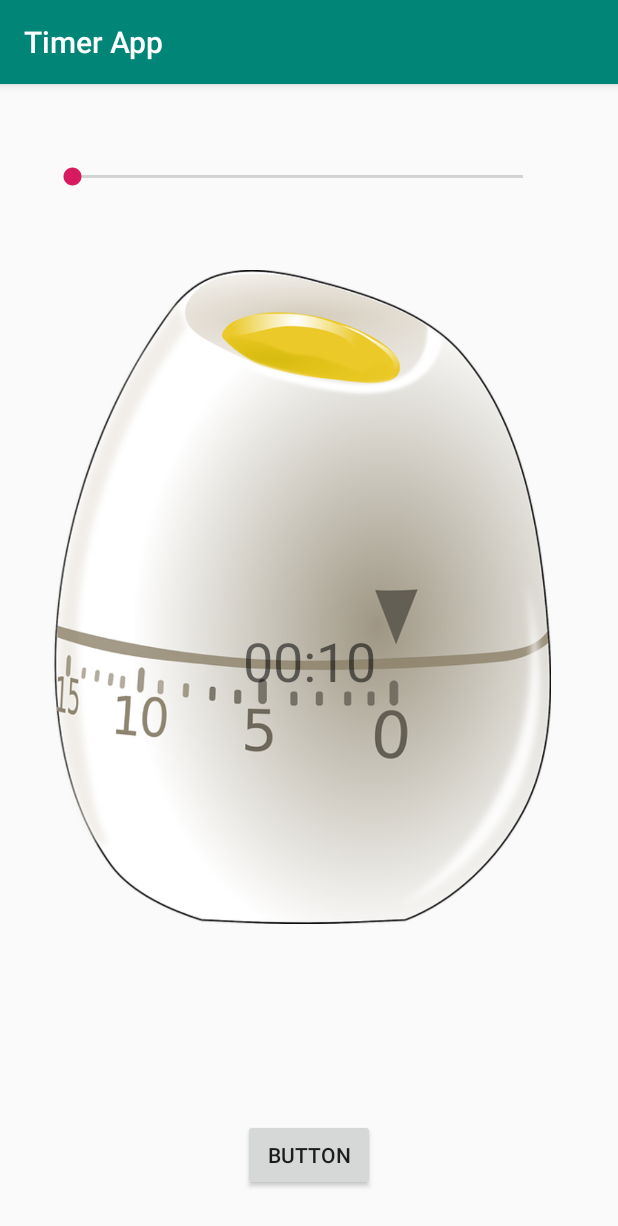
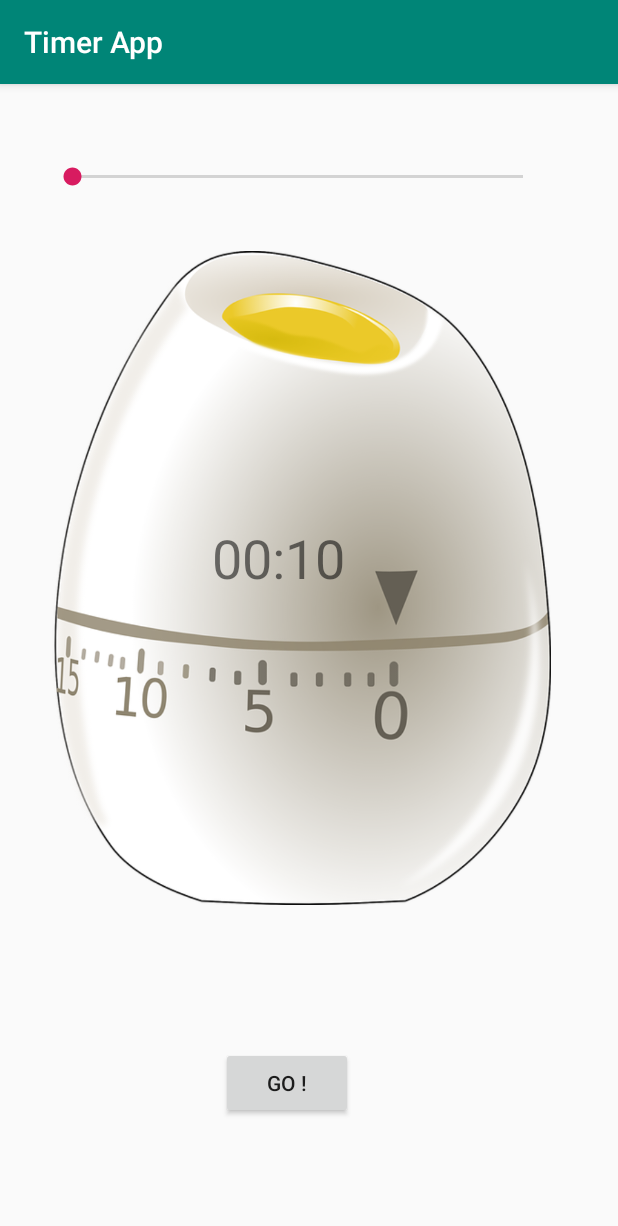
Before and after one commit to i-l-l-u-s-i-o-n/Android-Oreo-Development, an Android app: the screen it shows after launch (MainActivity), on a phone screen of 412 x 824 dp. Shown: the top 1226 px of the screen. Run offline under Robolectric (Android 15) with nearby library versions, the light colour scheme and no system bars.

Commit message:
Initial Commit

```diff
--- a/TimerApp/app/src/main/res/layout/activity_main.xml
+++ b/TimerApp/app/src/main/res/layout/activity_main.xml
@@ -12,6 +12,7 @@
         android:layout_height="48dp"
         android:layout_marginStart="26dp"
         android:layout_marginLeft="26dp"
+
         android:layout_marginTop="38dp"
         android:layout_marginEnd="47dp"
         android:layout_marginRight="47dp"
@@ -25,7 +26,7 @@
         android:layout_height="436dp"
         android:layout_marginStart="11dp"
         android:layout_marginLeft="11dp"
-        android:layout_marginTop="38dp"
+        android:layout_marginTop="25dp"
         android:layout_marginEnd="23dp"
         android:layout_marginRight="23dp"
         app:layout_constraintEnd_toEndOf="parent"
@@ -36,17 +37,17 @@
     <Button
         android:id="@+id/button"
         android:layout_width="wrap_content"
-        android:layout_height="48dp"
-        android:layout_marginStart="161dp"
-        android:layout_marginLeft="161dp"
-        android:layout_marginEnd="162dp"
-        android:layout_marginRight="162dp"
-        android:layout_marginBottom="30dp"
+        android:layout_height="wrap_content"
+        android:layout_marginTop="45dp"
+        android:layout_marginBottom="78dp"
         android:onClick="startTimer"
-        android:text="Button"
+        android:text="Go !"
         app:layout_constraintBottom_toBottomOf="parent"
         app:layout_constraintEnd_toEndOf="parent"
-        app:layout_constraintStart_toStartOf="parent" />
+        app:layout_constraintHorizontal_bias="0.455"
+        app:layout_constraintStart_toStartOf="parent"
+        app:layout_constraintTop_toBottomOf="@+id/imageView"
+        app:layout_constraintVertical_bias="1.0" />
 
     <TextView
         android:id="@+id/textView"
@@ -57,7 +58,8 @@
         android:textSize="36sp"
         app:layout_constraintBottom_toBottomOf="parent"
         app:layout_constraintEnd_toEndOf="parent"
-        app:layout_constraintHorizontal_bias="0.5"
+        app:layout_constraintHorizontal_bias="0.43"
         app:layout_constraintStart_toStartOf="parent"
-        app:layout_constraintTop_toTopOf="parent" />
+        app:layout_constraintTop_toTopOf="parent"
+        app:layout_constraintVertical_bias="0.404" />
 </android.support.constraint.ConstraintLayout>
```
Also changed, not shown: TimerApp/app/src/main/java/com/example/timerapp/MainActivity.java (+35 -3 lines), 2 other files.
